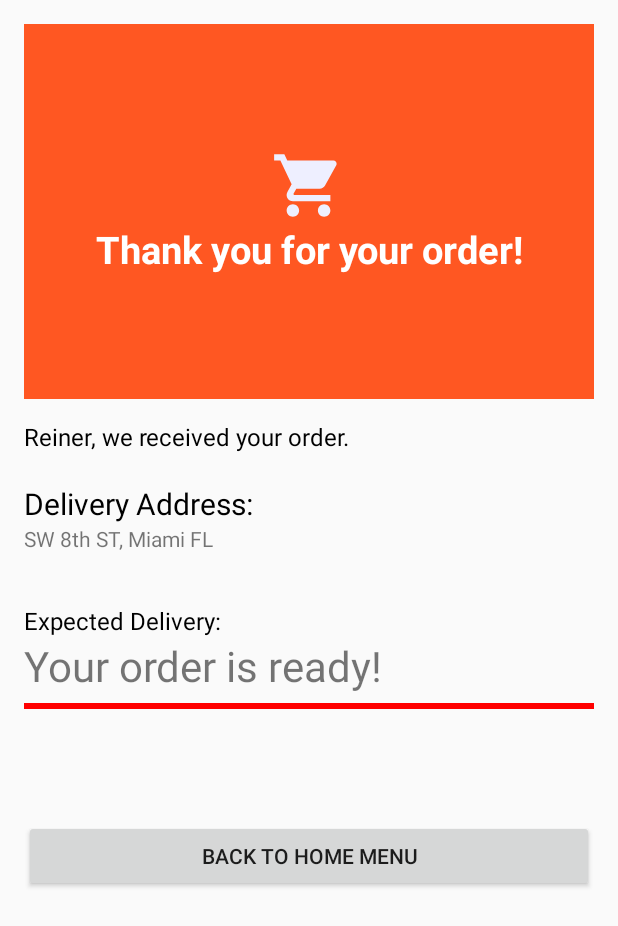
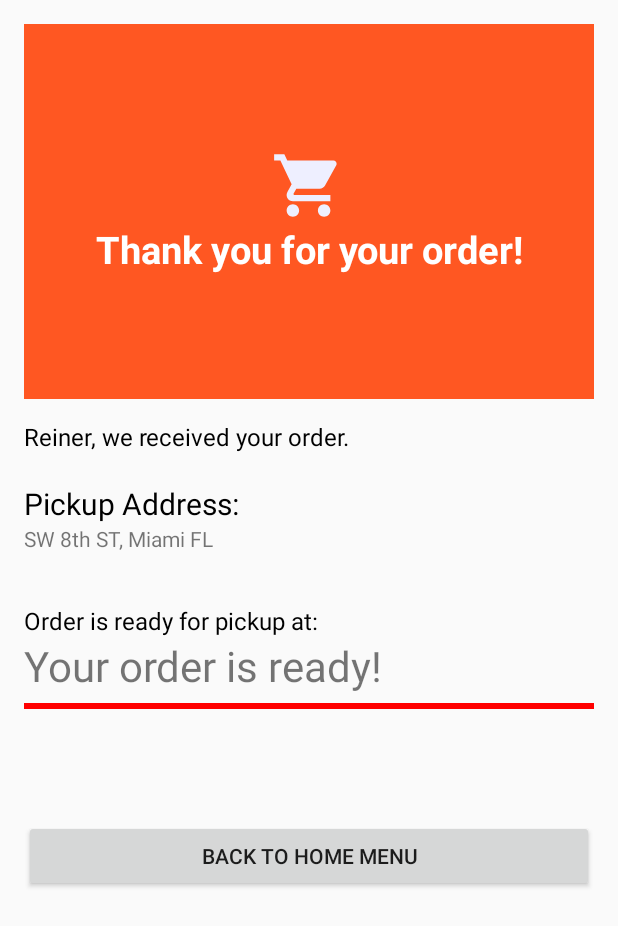
Before and after one commit to SparkDev-Spring-2019/md_ChowDown_Android, an Android app: the ConfirmationActivity screen opened directly, with no data from a screen before it, after a tap on "PLACE ORDER", on a phone screen of 412 x 824 dp. Shown: the top 926 px of the screen. Run offline under Robolectric (Android 15) with nearby library versions, the phone set to English and light mode, and no system bars.

Commit message:
Added feature where pressing takeout changes text to fit takeout and pressing delivery changes text to fit delivery

```diff
--- a/app/src/main/java/com/sparkdev/foodapp/shoppingcartscreen/ThankYouScreen/ThankYouScreen.java
+++ b/app/src/main/java/com/sparkdev/foodapp/shoppingcartscreen/ThankYouScreen/ThankYouScreen.java
@@ -10,6 +10,7 @@ import android.widget.ProgressBar;
 import android.widget.TextView;
 
 import com.sparkdev.foodapp.R;
+import com.sparkdev.foodapp.mainscreen.TabLayoutActivity;
 
 import java.text.SimpleDateFormat;
 import java.util.Calendar;
@@ -40,6 +41,29 @@ public class ThankYouScreen extends AppCompatActivity {
             TextView textView = findViewById(R.id.userName);
             textView.setText(name + ", we received your order.");
 
+
+
+            Boolean delivery = intent.getBooleanExtra("isDelivery", false);
+            TextView textView2 = findViewById(R.id.deliveryAddress);
+            TextView textView3 = findViewById(R.id.expectedDelivery);
+
+            if (delivery == true){
+                textView2.setText("Delivery Address: ");
+
+            }
+            else {
+                textView2.setText("Pickup Address: ");
+            }
+
+            if (delivery == true){
+                textView3.setText("Expected Delivery: ");
+            }
+            else {
+                textView3.setText("Order is ready for pickup at: ");
+            }
+
+
+
             //sets current time
             calendar = Calendar.getInstance();
             dateFormat = new SimpleDateFormat("h:mm a");
@@ -51,7 +75,8 @@ public class ThankYouScreen extends AppCompatActivity {
             final Button button = findViewById(R.id.button_id);
             button.setOnClickListener(new View.OnClickListener() {
                 public void onClick(View v) {
-
+                    Intent intent = new Intent (ThankYouScreen.this, TabLayoutActivity.class);
+                    startActivity(intent);
                 }
             });
 
--- a/app/src/main/java/com/sparkdev/foodapp/shoppingcartscreen/confirmationscreen/ConfirmationActivity.java
+++ b/app/src/main/java/com/sparkdev/foodapp/shoppingcartscreen/confirmationscreen/ConfirmationActivity.java
@@ -11,8 +11,8 @@ import android.widget.Button;
 import com.sparkdev.foodapp.R;
 
 public class ConfirmationActivity extends AppCompatActivity  {
-
-    boolean isDelivery;
+    private PriceFragment priceFragment;
+    private boolean isDelivery = true;
     @Override
     protected void onCreate(Bundle savedInstanceState)
     {
@@ -22,7 +22,7 @@ public class ConfirmationActivity extends AppCompatActivity  {
 
         String name = "Reiner";
 
-        PriceFragment priceFragment = PriceFragment.newInstance(isDelivery, name);
+        priceFragment = PriceFragment.newInstance(isDelivery, name);
         FragmentManager manager1 = getSupportFragmentManager();
         manager1.beginTransaction()
                 .replace(R.id.priceLayout, priceFragment, priceFragment.getTag())
@@ -66,7 +66,7 @@ public class ConfirmationActivity extends AppCompatActivity  {
             ft.replace(R.id.fragmentLayout, fragment);
             ft.commit();
 
-            isDelivery = true;
+            priceFragment.setDelivery(true);
         }
 
         if (view == findViewById(R.id.TObutton))
@@ -86,7 +86,7 @@ public class ConfirmationActivity extends AppCompatActivity  {
             ft.replace(R.id.fragmentLayout, fragment);
             ft.commit();
 
-            isDelivery = false;
+            priceFragment.setDelivery(false);
 
         }
 
--- a/app/src/main/java/com/sparkdev/foodapp/shoppingcartscreen/confirmationscreen/PriceFragment.java
+++ b/app/src/main/java/com/sparkdev/foodapp/shoppingcartscreen/confirmationscreen/PriceFragment.java
@@ -14,6 +14,7 @@ import com.sparkdev.foodapp.shoppingcartscreen.ThankYouScreen.ThankYouScreen;
 
 public class PriceFragment extends Fragment
 {
+    boolean isDelivery;
     @Override
     public View onCreateView(LayoutInflater inflater, ViewGroup container,
                              Bundle savedInstanceState) {
@@ -25,7 +26,7 @@ public class PriceFragment extends Fragment
             public void onClick(View v) {
                 Intent intent = new Intent(getActivity(), ThankYouScreen.class);
                 Bundle args = getArguments();
-                boolean isDelivery = args.getBoolean("isDelivery");
+
                 String name = args.getString("name");
                 intent.putExtra("isDelivery", isDelivery);
                 intent.putExtra("name", name);
@@ -36,6 +37,11 @@ public class PriceFragment extends Fragment
         return view;
 
 
+    }
+
+    public void setDelivery(boolean isDelivery)
+    {
+        this.isDelivery = isDelivery;
     }
 
     public static PriceFragment newInstance(boolean isDelivery, String name) {
--- a/app/src/main/res/layout/activity_thank_you_screen.xml
+++ b/app/src/main/res/layout/activity_thank_you_screen.xml
@@ -55,7 +55,7 @@
         android:layout_height="20dp" />
 
     <TextView
-        android:id="@+id/textView"
+        android:id="@+id/deliveryAddress"
         android:layout_width="match_parent"
         android:layout_height="wrap_content"
         android:text="Delivery Address:"
@@ -63,7 +63,7 @@
         android:textSize="20sp" />
 
     <TextView
-        android:id="@+id/editText"
+        android:id="@+id/postalAddress"
         android:layout_width="match_parent"
         android:layout_height="wrap_content"
         android:ems="10"
@@ -75,7 +75,7 @@
         android:layout_height="34dp" />
 
     <TextView
-        android:id="@+id/textView3"
+        android:id="@+id/expectedDelivery"
         android:layout_width="match_parent"
         android:layout_height="wrap_content"
         android:text="Expected Delivery:"
```
